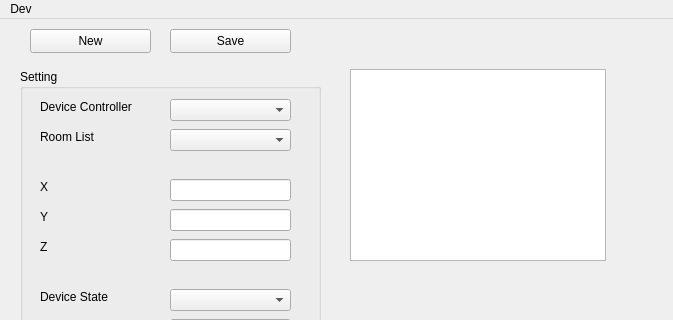
RemoteFusionK/RHPC-Simulator, file SimDeviceGUI/src/simdevice.ui: the form before one commit; both pictures show x 0 to 673 and y 0 to 320 of the 673 by 522 pixel window.
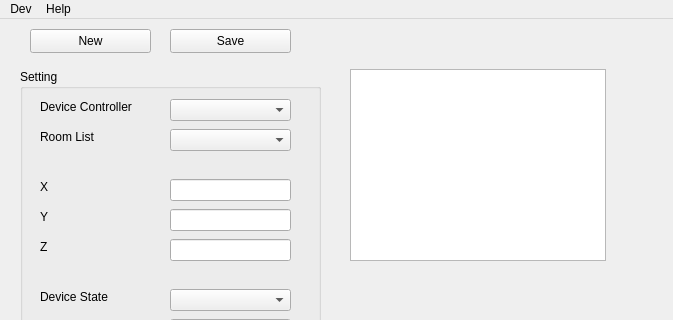
The form after the commit.

The edit to the form file:
```diff
--- a/SimDeviceGUI/src/simdevice.ui
+++ b/SimDeviceGUI/src/simdevice.ui
@@ -366,8 +366,16 @@
      <string>Dev</string>
     </property>
     <addaction name="actionDebug"/>
+    <addaction name="actionPreLoadRoomDevice"/>
+   </widget>
+   <widget class="QMenu" name="menuHelp">
+    <property name="title">
+     <string>Help</string>
+    </property>
+    <addaction name="actionUser_Help"/>
    </widget>
    <addaction name="menuDev"/>
+   <addaction name="menuHelp"/>
   </widget>
   <widget class="QStatusBar" name="statusbar"/>
   <action name="actionDebug">
```
Left out of the diff: 10 changed lines with no effect on the pictures.
